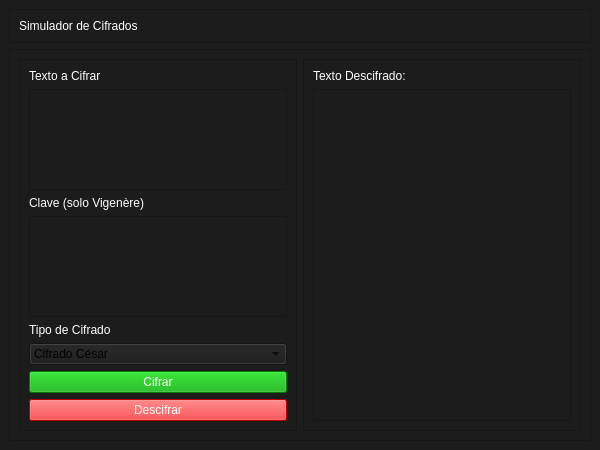
JesusAbarcaRodriguez/caesar-cipher-encryptor, file view/view.ui: the form before one commit.
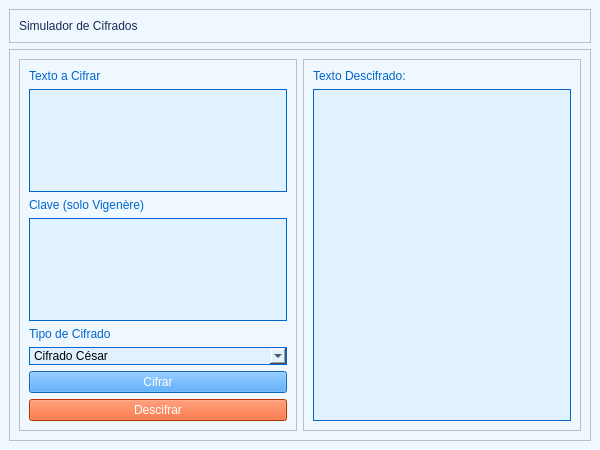
The form after the commit.

Commit message: [IMPLEMENTANDO CIFRADO CESAR]

What changed in the file:
```diff
--- a/view/view.ui
+++ b/view/view.ui
@@ -15,7 +15,9 @@
   </property>
   <widget class="QWidget" name="centralwidget">
    <property name="styleSheet">
-    <string notr="true">background-color: rgb(28, 28, 28);</string>
+    <string notr="true">
+    background-color: rgb(240, 248, 255);
+    </string>
    </property>
    <layout class="QVBoxLayout" name="verticalLayout">
     <item>
@@ -30,8 +32,10 @@
        <item>
         <widget class="QLabel" name="titleLabel">
          <property name="styleSheet">
-          <string notr="true">color: rgb(255, 255, 255);
-          font: 87 16pt "Arial Black";</string>
+          <string notr="true">
+          color: rgb(25, 42, 86);
+          font: 87 16pt "Arial Black";
+          </string>
          </property>
          <property name="text">
           <string>Simulador de Cifrados</string>
@@ -65,12 +69,19 @@
              <string>Texto a Cifrar</string>
             </property>
             <property name="styleSheet">
-             <string notr="true">color: rgb(255, 255, 255);</string>
+             <string notr="true">color: rgb(0, 102, 204);</string>
             </property>
            </widget>
           </item>
           <item>
-           <widget class="QTextEdit" name="textToEncrypt"/>
+           <widget class="QTextEdit" name="textToEncrypt">
+            <property name="styleSheet">
+             <string notr="true">
+             background-color: rgb(224, 242, 255);
+             border: 1px solid rgb(0, 102, 204);
+             </string>
+            </property>
+           </widget>
           </item>
           <item>
            <widget class="QLabel" name="keyLabel">
@@ -78,12 +89,19 @@
              <string>Clave (solo Vigenère)</string>
             </property>
             <property name="styleSheet">
-             <string notr="true">color: rgb(255, 255, 255);</string>
+             <string notr="true">color: rgb(0, 102, 204);</string>
             </property>
            </widget>
           </item>
           <item>
-           <widget class="QTextEdit" name="keyInput"/>
+           <widget class="QTextEdit" name="keyInput">
+            <property name="styleSheet">
+             <string notr="true">
+             background-color: rgb(224, 242, 255);
+             border: 1px solid rgb(0, 102, 204);
+             </string>
+            </property>
+           </widget>
           </item>
           <item>
            <widget class="QLabel" name="cipherLabel">
@@ -91,12 +109,18 @@
              <string>Tipo de Cifrado</string>
             </property>
             <property name="styleSheet">
-             <string notr="true">color: rgb(255, 255, 255);</string>
+             <string notr="true">color: rgb(0, 102, 204);</string>
             </property>
            </widget>
           </item>
           <item>
            <widget class="QComboBox" name="cipherType">
+            <property name="styleSheet">
+             <string notr="true">
+             background-color: rgb(224, 242, 255);
+             border: 1px solid rgb(0, 102, 204);
+             </string>
+            </property>
             <item>
              <property name="text">
               <string>Cifrado César</string>
@@ -115,7 +139,10 @@
              <string>Cifrar</string>
             </property>
             <property name="styleSheet">
-             <string notr="true">background-color: rgb(0, 170, 0); color: white;</string>
+             <string notr="true">
+             background-color: rgb(30, 144, 255);
+             color: white;
+             </string>
             </property>
            </widget>
           </item>
@@ -125,7 +152,10 @@
              <string>Descifrar</string>
             </property>
             <property name="styleSheet">
-             <string notr="true">background-color: rgb(255, 0, 0); color: white;</string>
+             <string notr="true">
+             background-color: rgb(255, 69, 0);
+             color: white;
+             </string>
             </property>
            </widget>
           </item>
@@ -147,12 +177,19 @@
              <string>Texto Descifrado:</string>
             </property>
             <property name="styleSheet">
-             <string notr="true">color: rgb(255, 255, 255);</string>
+             <string notr="true">color: rgb(0, 102, 204);</string>
             </property>
            </widget>
           </item>
           <item>
-           <widget class="QTextEdit" name="decryptedText"/>
+           <widget class="QTextEdit" name="decryptedText">
+            <property name="styleSheet">
+             <string notr="true">
+             background-color: rgb(224, 242, 255);
+             border: 1px solid rgb(0, 102, 204);
+             </string>
+            </property>
+           </widget>
           </item>
          </layout>
         </widget>
```
The commit also changes 2 other files.
